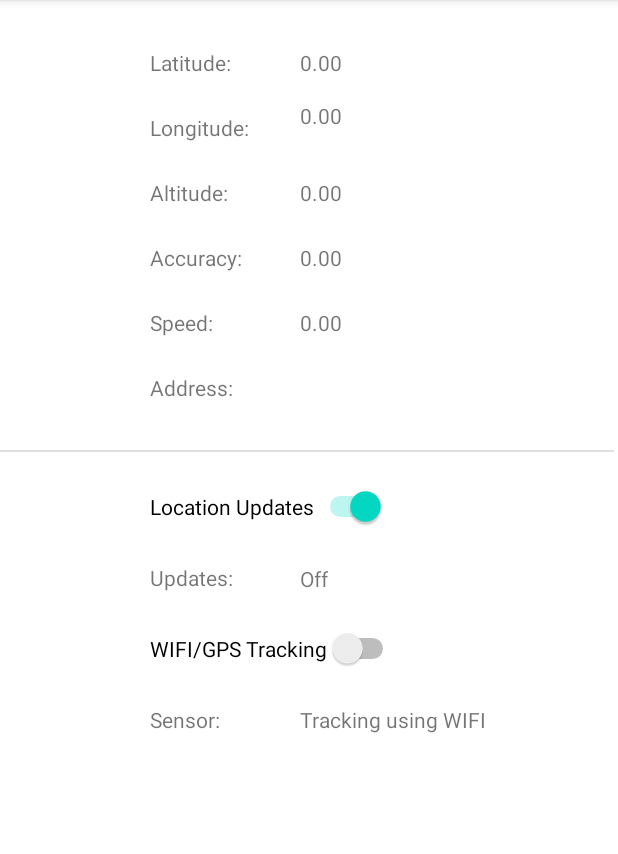
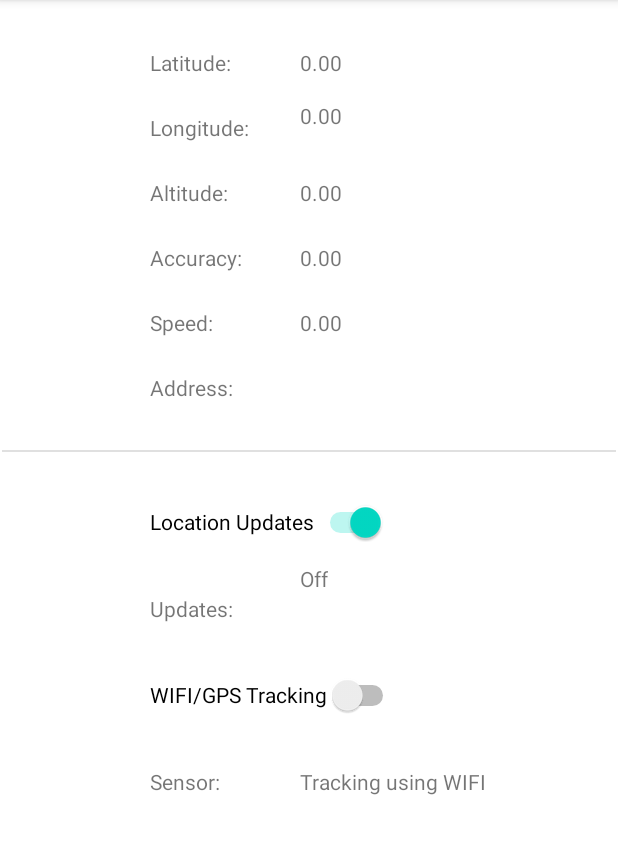
Before and after one commit to B00118282/GPSTrackerV3, an Android app: the screen it shows after launch (MainActivity), on a phone screen of 412 x 824 dp, the part 84-938 px from its top. Run offline under Robolectric (Android 15) with nearby library versions, the phone set to English and light mode, and no system bars.

Commit message:
fixed for samsung S8

```diff
--- a/app/build.gradle
+++ b/app/build.gradle
@@ -1,6 +1,7 @@
 plugins {
     id 'com.android.application'
 }
+
 
 android {
     compileSdk 32
@@ -35,5 +36,5 @@ dependencies {
     testImplementation 'junit:junit:4.13.2'
     androidTestImplementation 'androidx.test.ext:junit:1.1.3'
     androidTestImplementation 'androidx.test.espresso:espresso-core:3.4.0'
-    implementation 'com.google.android.gms:play-services-location:19.0.1'
+    implementation 'com.google.android.gms:play-services-location:20.0.0'
 }
--- a/app/src/main/java/com/example/gpstrackerv3/MainActivity.java
+++ b/app/src/main/java/com/example/gpstrackerv3/MainActivity.java
@@ -72,8 +72,8 @@ public class MainActivity extends AppCompatActivity {
                 }
             }
         });
+        updateGPS();
 
-        updateGPS();
 
     } //End onCreate method
 
@@ -101,22 +101,21 @@ public class MainActivity extends AppCompatActivity {
 
         fusedLocationProviderClient = LocationServices.getFusedLocationProviderClient(MainActivity.this);
 
-        if (ActivityCompat.checkSelfPermission(MainActivity.this, Manifest.permission.ACCESS_FINE_LOCATION) == PackageManager.PERMISSION_GRANTED) {
+        //Display the values of users location on the UI
+        if (ActivityCompat.checkSelfPermission(this, Manifest.permission.ACCESS_FINE_LOCATION) == PackageManager.PERMISSION_GRANTED) {
             //User gives permission
             fusedLocationProviderClient.getLastLocation().addOnSuccessListener(this, new OnSuccessListener<Location>() {
                 @Override
                 public void onSuccess(Location location) {
-                    //Display the values of users location on the UI
                     updateUIValues(location);
-
-
 
                 }
             });
-        } else {
+        }
+        else {
             //User denies permission
             if (Build.VERSION.SDK_INT >= Build.VERSION_CODES.M) {
-                requestPermissions(new String[]{Manifest.permission.ACCESS_FINE_LOCATION}, PERMISSION_FINE_LOCATION);
+                requestPermissions(new String[] {Manifest.permission.ACCESS_FINE_LOCATION}, PERMISSION_FINE_LOCATION);
             }
         }
     }
@@ -132,14 +131,15 @@ public class MainActivity extends AppCompatActivity {
             tv_altitude.setText(String.valueOf(location.getAltitude()));
         }
         else {
-            tv_altitude.setText("Altitude not available");
+            tv_altitude.setText("Not available");
         }
-
         if (location.hasSpeed()) {
             tv_speed.setText(String.valueOf(location.getSpeed()));
         }
         else {
-            tv_speed.setText("Speed not available");
+            tv_speed.setText("Not available");
         }
+
+
     }
 }
--- a/app/src/main/res/layout/activity_main.xml
+++ b/app/src/main/res/layout/activity_main.xml
@@ -146,6 +146,7 @@
         android:layout_marginStart="100dp"
         android:layout_marginTop="24dp"
         android:checked="true"
+        android:minHeight="48dp"
         android:text="Location Updates"
         app:layout_constraintStart_toStartOf="parent"
         app:layout_constraintTop_toTopOf="@+id/divider" />
@@ -156,6 +157,7 @@
         android:layout_height="wrap_content"
         android:layout_marginStart="100dp"
         android:layout_marginTop="24dp"
+        android:minHeight="48dp"
         android:text="WIFI/GPS Tracking"
         app:layout_constraintStart_toStartOf="parent"
         app:layout_constraintTop_toBottomOf="@+id/tv_labelupdates" />
@@ -179,12 +181,15 @@
 
     <View
         android:id="@+id/divider"
-        android:layout_width="409dp"
+        android:layout_width="0dp"
         android:layout_height="1dp"
+        android:layout_marginStart="1dp"
         android:layout_marginTop="32dp"
+        android:layout_marginEnd="1dp"
         android:background="?android:attr/listDivider"
+        app:layout_constraintEnd_toEndOf="parent"
+        app:layout_constraintStart_toStartOf="parent"
         app:layout_constraintTop_toBottomOf="@+id/tv_address"
-        tools:ignore="MissingConstraints"
-        tools:layout_editor_absoluteX="1dp" />
+        tools:ignore="MissingConstraints" />
 
 </androidx.constraintlayout.widget.ConstraintLayout>
--- a/app/src/main/res/values/strings.xml
+++ b/app/src/main/res/values/strings.xml
@@ -1,3 +1,4 @@
 <resources>
     <string name="app_name">GPSTrackerV3</string>
+    <string name="latitude">\@+id/tv_lat</string>
 </resources>
--- a/build.gradle
+++ b/build.gradle
@@ -1,7 +1,7 @@
 // Top-level build file where you can add configuration options common to all sub-projects/modules.
 plugins {
-    id 'com.android.application' version '7.1.3' apply false
-    id 'com.android.library' version '7.1.3' apply false
+    id 'com.android.application' version '7.2.1' apply false
+    id 'com.android.library' version '7.2.1' apply false
 }
 
 task clean(type: Delete) {
```
Also changed, not shown: gradle/wrapper/gradle-wrapper.properties.
